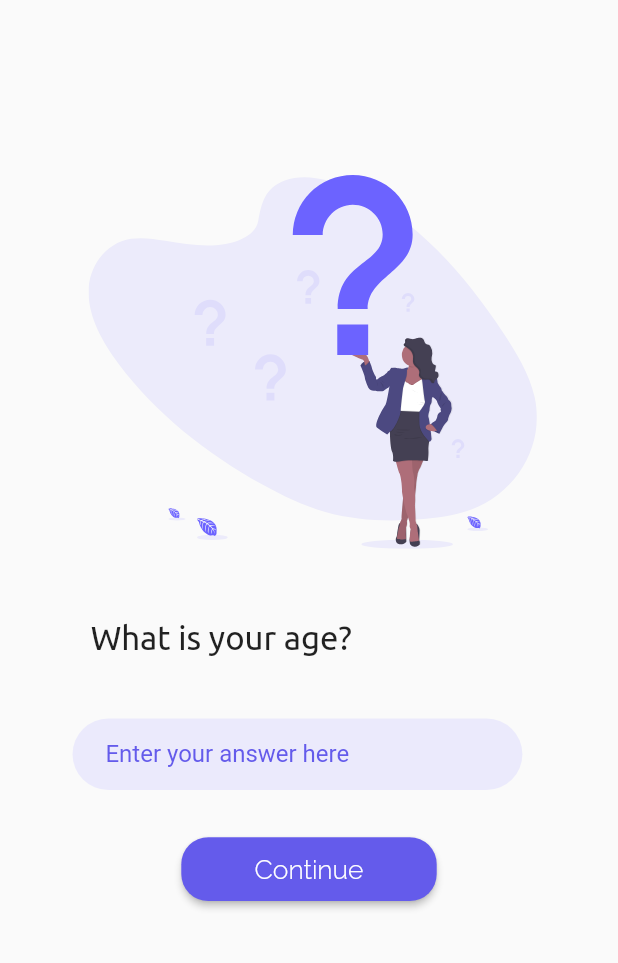
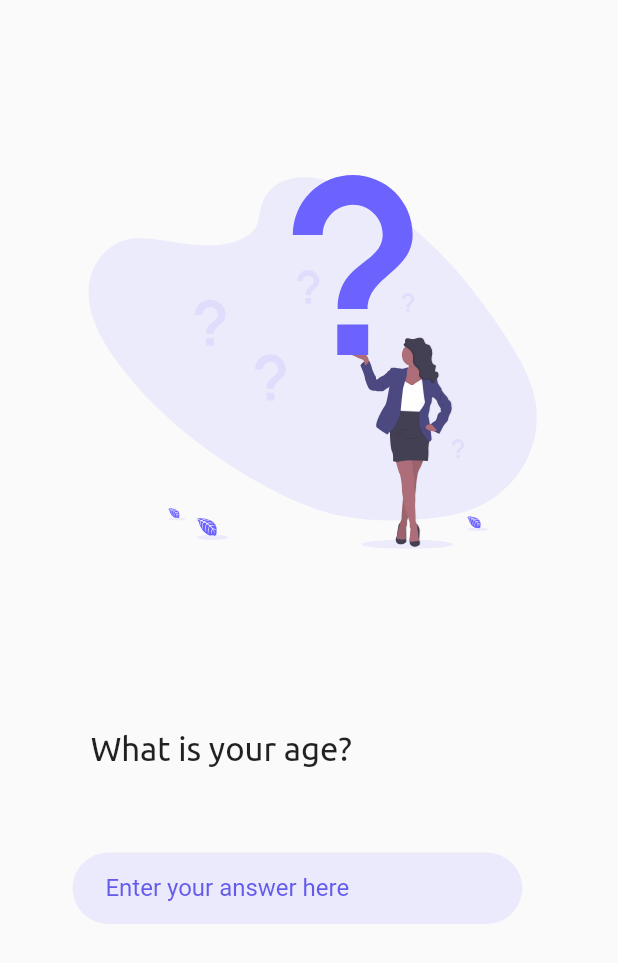
Before and after one commit to richikchanda1999/insurance, a Flutter app: the MyScaffold screen opened directly, on a phone screen of 412 x 824 dp. Shown: the top 963 px of the screen. Run offline on Flutter 3.47's test engine with Material 2 defaults, Android fonts, the phone set to English and light mode, and no system bars; our stand-ins replace flutter_screenutil, flutter_svg; project files that could hold a hidden picture were left out.

Commit message:
Questionnaire added

```diff
--- a/lib/BLOC/questions.dart
+++ b/lib/BLOC/questions.dart
@@ -1,9 +1,11 @@
+
+import 'package:flutter/cupertino.dart';
 
 List<String> Question=[
-"What is your age?,"
+"What is your age?",
 "What symptoms do you have?",
 "Any medical issues",
-"How often do you have discomfort? During what activities?",
+"How often do you have discomfort, during activities?",
 "What relieves your discomfort?",
 "What other symptoms happen when you feel discomfort?",
 "Has anyone in your family ever had heart problems?",
--- a/lib/Questionnaire.dart
+++ b/lib/Questionnaire.dart
@@ -4,6 +4,7 @@ import 'package:flutter_svg/flutter_svg.dart';
 import 'package:flutter_screenutil/flutter_screenutil.dart';
 import 'package:insurance/support.dart';
 
+import 'BLOC/questions.dart';
 
 class Questionnaire extends StatelessWidget {
   @override
@@ -28,12 +29,11 @@ class MyScaffold extends StatelessWidget {
         child: SizedBox(
           width: (o == Orientation.portrait) ? w(375) : w(812),
           height: (o == Orientation.portrait) ? h(812) : w(812),
-          child: Stack(
-            children: <Widget>[
+          child: Stack(children: <Widget>[
             MyStackWidget(
               top: 115,
               //bottom: 10,
-                start:46,
+              start: 46,
               height: 235.5,
               width: 282.5,
               child: SvgPicture.asset(
@@ -44,24 +44,75 @@ class MyScaffold extends StatelessWidget {
               ),
             ),
             MyStackWidget(
-                top: 406,
+              top:420 ,
+              start:33 ,
+              height: 192,
+              width:309 ,
+              child: PageView(
+                children: Question.map((s) => MyContainer(s: s,)).toList(),
+              ),
+            ),
+//            MyStackWidget(
+//              top: 630,
+//              //bottom: 10,
+//              start: 110,
+//              height: 32,
+//              end: 110,
+//              child: RaisedButton(
+//                child: Text(
+//                  'Continue',
+//                  style: TextStyle(
+//                      color: Colors.white,
+//                      fontFamily: "Raleway Light",
+//                      fontSize: sp(16)),
+//                ),
+//                color: Color(0xff645BEB),
+//                padding: EdgeInsets.symmetric(vertical: 10.0, horizontal: 20.0),
+//                shape: RoundedRectangleBorder(
+//                  borderRadius: new BorderRadius.circular(18.0),
+//                  //side: BorderSide(color: Colors.red)
+//                ),
+//                // color: Colors.deepPurpleAccent,
+//                onPressed: () {
+//                },
+//
+//                splashColor: Colors.grey,
+//              ),
+//            ),
+          ]),
+        ),
+      ),
+    );
+  }
+} //Scaffold
+
+class MyContainer extends StatelessWidget {
+  String s;
+  MyContainer({this.s});
+  @override
+  Widget build(BuildContext context) {
+    return Container(
+      child: Stack(
+        children: <Widget>[
+          MyStackWidget(
+            top: 479 - 420.0,
             //bottom: 10,
-                start: 55,
-                height: 28,
+            start: 55-33.0,
+            height: 48,
             width: 288,
             child: Text(
-                  'What is your age?',
+              s,
               textAlign: TextAlign.left,
               style: TextStyle(fontFamily: "Ubuntu", fontSize: sp(20)),
             ),
           ),
           MyStackWidget(
-                top: 472,
+            top: 560 - 420.0 ,
             //bottom: 10,
-                start: 44,
+            start: 44-33.0,
             //end: 59,
             height: 37,
-                width:268,
+            width: 268,
             child: TextField(
               decoration: InputDecoration(
                 filled: true,
@@ -81,39 +132,9 @@ class MyScaffold extends StatelessWidget {
             ),
           ),
 
-              MyStackWidget(
-                top: 550,
-                //bottom: 10,
-                start: 110,
-                height: 32,
-                end: 110,
-                child: RaisedButton(
-                  child: Text(
-                    'Continue',
-                    style: TextStyle(
-                        color: Colors.white,
-                        fontFamily: "Raleway Light",
-                        fontSize: sp(16)),
-                  ),
-                  color: Color(0xff645BEB),
-                  padding:
-                  EdgeInsets.symmetric(vertical: 10.0, horizontal: 20.0),
-                  shape: RoundedRectangleBorder(
-                    borderRadius: new BorderRadius.circular(18.0),
-                    //side: BorderSide(color: Colors.red)
-                  ),
-                  // color: Colors.deepPurpleAccent,
-                  onPressed: () {
-                    // TODO: Show the next page (101)
-                  },
+        ],
 
-                  splashColor: Colors.grey,
-                ),
-              ),
-            ],
-          ),
-        ),
       ),
     );
   }
-} //Scaffold
+}
--- a/lib/homepage.dart
+++ b/lib/homepage.dart
@@ -1,10 +1,11 @@
 import 'package:flutter/material.dart';
 import 'package:flutter_screenutil/flutter_screenutil.dart';
+import 'package:insurance/Questionnaire.dart';
 import 'package:insurance/support.dart';
 import 'package:flutter_svg/flutter_svg.dart';
 
 
-class homePage extends StatelessWidget {
+class HomePage extends StatelessWidget {
   @override
   Widget build(BuildContext context) {
     return MaterialApp(
@@ -50,14 +51,9 @@ class TeacherHomePageScaffold extends StatelessWidget {
                   child: MyButton(
                     path: "assets/undraw_online_test_gba7.svg",
                     label: "quiz",
-//                    onTap: () {
-//                      Navigator.push(
-//                          context,
-//                          PageTransition(
-//                              duration: Duration(milliseconds: 800),
-//                              type: PageTransitionType.scale,
-//                              child: SearchBooks()));
-//                    },
+                    onTap: () {
+                      Navigator.of(context).push(MaterialPageRoute(builder: (_) => Questionnaire()));
+                    },
                   )),
               MyStackWidget(
                 top: 440,
--- a/lib/main.dart
+++ b/lib/main.dart
@@ -3,7 +3,7 @@ import 'package:insurance/homepage.dart';
 
 import 'Questionnaire.dart';
 
-void main() => runApp(Questionnaire());
+void main() => runApp(HomePage());
 
 class Main extends StatelessWidget {
   @override
```
Lines whose indentation alone changed are shown as unchanged.
